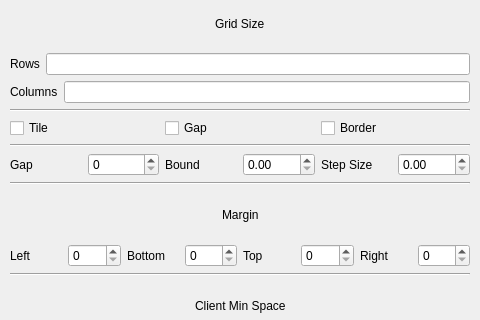
Above: contents/ui/config.ui from lingtjien/Grid-Tiling-Kwin before the change; both pictures show x 0 to 480 and y 0 to 320 of the 480 by 510 pixel window. Below: the same form after it.
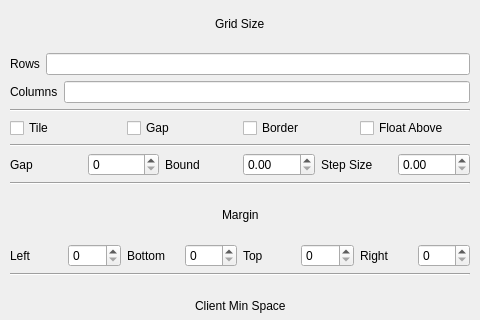
That is the form after the change.

Commit message: add toggle in UI for floating windows always above

The edit to the form file:
```diff
--- a/contents/ui/config.ui
+++ b/contents/ui/config.ui
@@ -127,6 +127,13 @@
         </property>
        </widget>
       </item>
+      <item>
+       <widget class="QCheckBox" name="kcfg_floatAbove">
+        <property name="text">
+         <string>Float Above</string>
+        </property>
+       </widget>
+      </item>
      </layout>
     </item>
     <item>
```
The commit also changes 2 other files.
